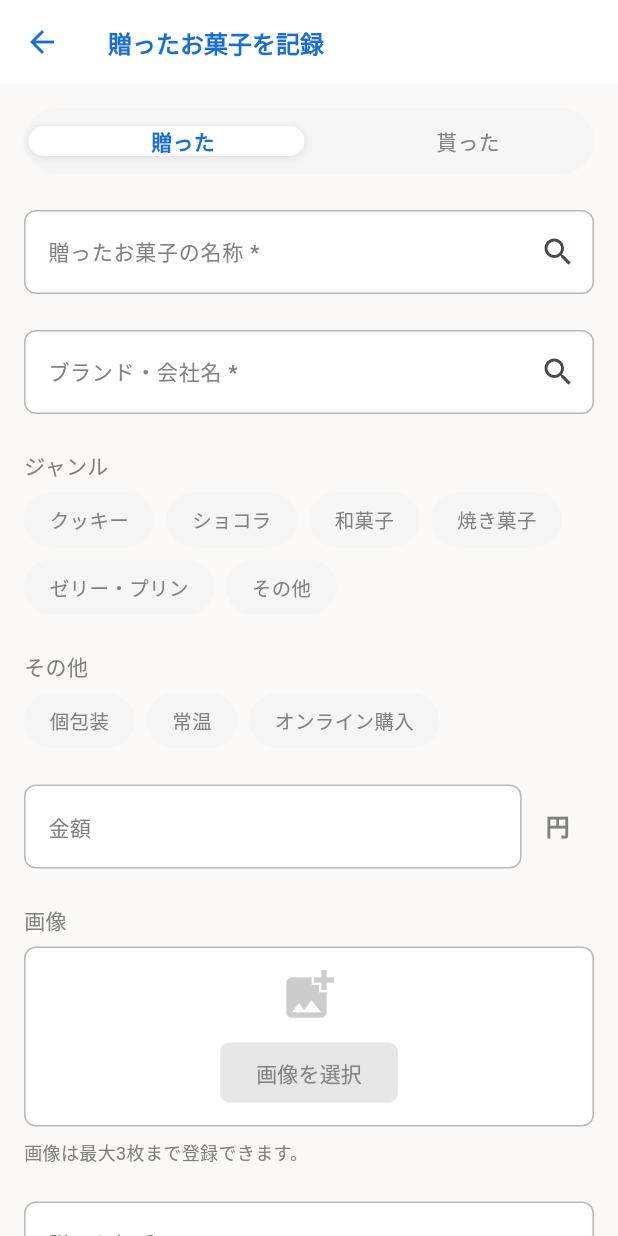
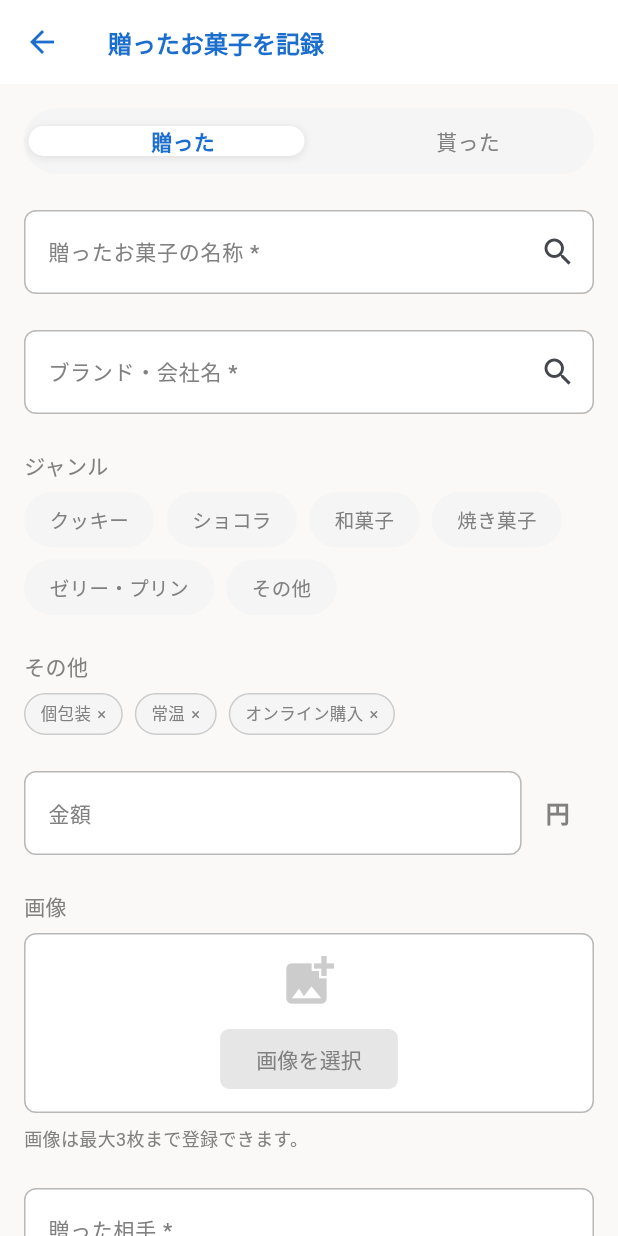
Before and after one commit to erablea/alamode_app, a Flutter app: the screen it shows after launch, item 3 of the bottom bar chosen, after a tap on the "add" icon, on a phone screen of 412 x 824 dp. Run offline on Flutter 3.47's test engine with Material 3 defaults, Android fonts, the phone set to English and light mode, and no system bars; our stand-ins replace cached_network_image, image_picker, shared_preferences, supabase_flutter, syncfusion_flutter_datepicker; accounts and stored records are empty; Roboto replaces fonts that are missing (ZenMaruGothic); project files that could hold a hidden picture were left out.

Commit message:
Match memo.dart flag chips to home.dart ○/× style

```diff
--- a/lib/view/memo.dart
+++ b/lib/view/memo.dart
@@ -200,27 +200,44 @@ class CommonWidgets {
                 },
                 child: Container(
                   padding:
-                      const EdgeInsets.symmetric(horizontal: 16, vertical: 8),
+                      const EdgeInsets.symmetric(horizontal: 10, vertical: 5),
                   decoration: BoxDecoration(
                     color: isSelected ? Colors.white : AppColors.greyLight,
-                    borderRadius: BorderRadius.circular(20),
+                    borderRadius: BorderRadius.circular(16),
                     border: Border.all(
                       color: isSelected
                           ? AppColors.primaryColor
-                          : AppColors.greyLight,
+                          : AppColors.greyDark,
                       width: 1,
                     ),
                   ),
-                  child: Text(
-                    condition,
-                    style: TextStyle(
-                      color: isSelected
-                          ? AppColors.primaryColor
-                          : AppColors.blackLight,
-                      fontWeight:
-                          isSelected ? FontWeight.w600 : FontWeight.normal,
-                      fontSize: 13,
-                    ),
+                  child: Row(
+                    mainAxisSize: MainAxisSize.min,
+                    children: [
+                      Text(
+                        condition,
+                        style: TextStyle(
+                          color: isSelected
+                              ? AppColors.blackDark
+                              : AppColors.blackLight,
+                          fontWeight: FontWeight.normal,
+                          fontSize: 11,
+                        ),
+                      ),
+                      const SizedBox(width: 4),
+                      Text(
+                        isSelected ? '○' : '×',
+                        style: TextStyle(
+                          fontSize: 11,
+                          color: isSelected
+                              ? AppColors.primaryColor
+                              : AppColors.blackLight,
+                          fontWeight: isSelected
+                              ? FontWeight.w600
+                              : FontWeight.normal,
+                        ),
+                      ),
+                    ],
                   ),
                 ),
               ),
@@ -1027,6 +1044,43 @@ class _PresentListState extends State<PresentList> {
             ],
           ),
           const SizedBox(height: 8),
+          if (present['present_other_conditions'] != null &&
+              present['present_other_conditions'].toString().isNotEmpty)
+            Wrap(
+              spacing: 6,
+              runSpacing: 4,
+              children: present['present_other_conditions']
+                  .toString()
+                  .split(', ')
+                  .where((s) => s.isNotEmpty)
+                  .map<Widget>((condition) => Container(
+                        padding: const EdgeInsets.symmetric(
+                            horizontal: 8, vertical: 3),
+                        decoration: BoxDecoration(
+                          color: Colors.white,
+                          borderRadius: BorderRadius.circular(16),
+                          border: Border.all(
+                              color: AppColors.primaryColor, width: 1),
+                        ),
+                        child: Row(
+                          mainAxisSize: MainAxisSize.min,
+                          children: [
+                            Text(condition,
+                                style: const TextStyle(
+                                    fontSize: 10,
+                                    color: AppColors.blackDark)),
+                            const SizedBox(width: 3),
+                            const Text('○',
+                                style: TextStyle(
+                                    fontSize: 10,
+                                    color: AppColors.primaryColor,
+                                    fontWeight: FontWeight.w600)),
+                          ],
+                        ),
+                      ))
+                  .toList(),
+            ),
+          const SizedBox(height: 4),
         ],
       ),
     );
```
